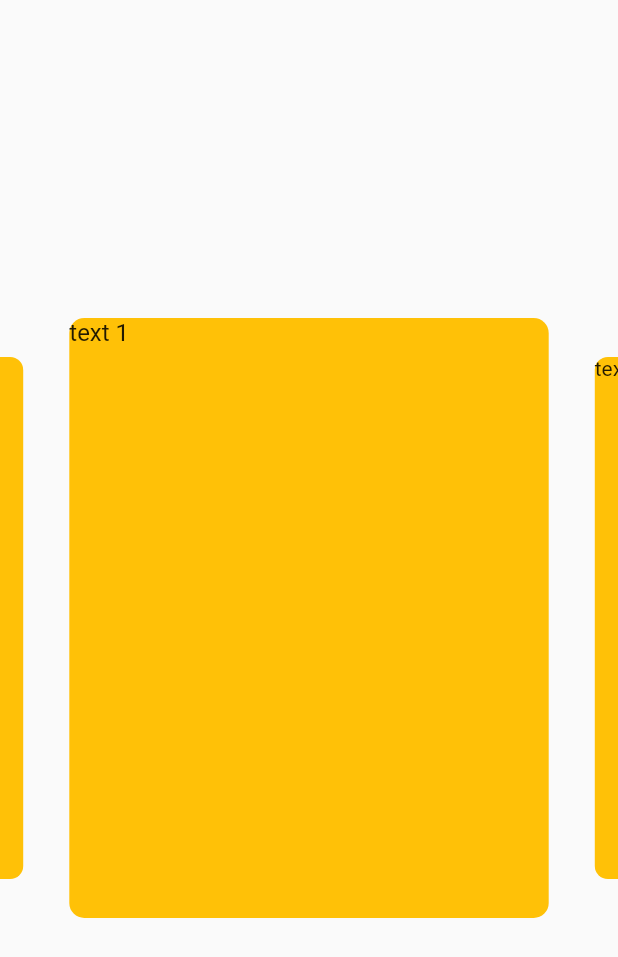
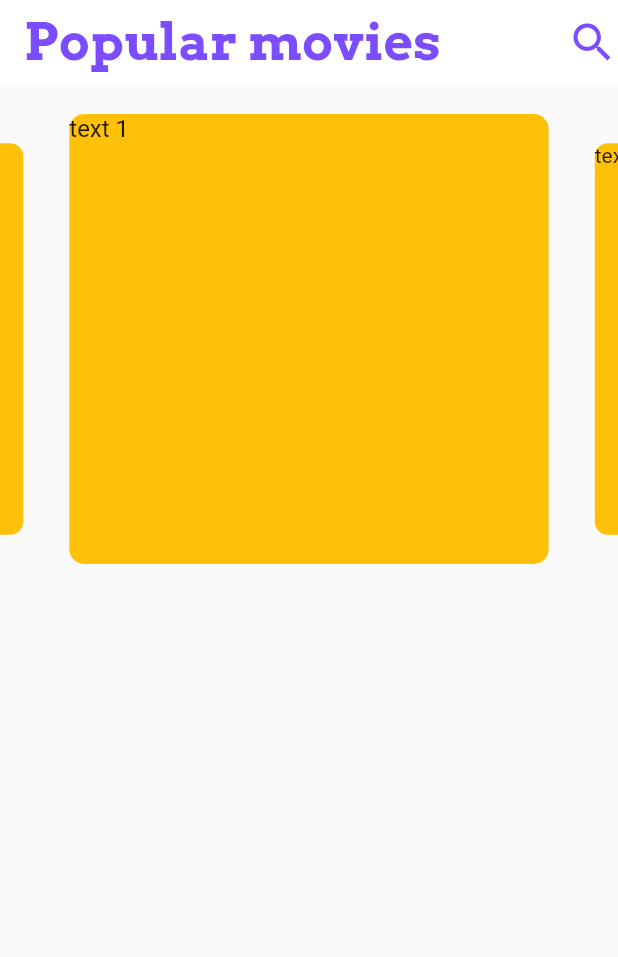
Before and after one commit to udith-shalinda/movie_app_flutter, a Flutter app: the screen it shows after launch, on a phone screen of 412 x 824 dp. Shown: the top 957 px of the screen. Run offline on Flutter 3.47's test engine with Material 2 defaults, Android fonts, the light colour scheme and no system bars; drawn by our look-alikes of carousel_slider.

Commit message:
app bar added

```diff
--- a/lib/ui/slideShow.dart
+++ b/lib/ui/slideShow.dart
@@ -13,9 +13,45 @@ class _SlideShowState extends State<SlideShow> {
   @override
   Widget build(BuildContext context) {
     return Scaffold(
-      body: Center(
-        child: CarouselSlider(
-            height: 400.0,
+      appBar: AppBar(
+        backgroundColor: Colors.white,
+        elevation: 0.0,
+        title: Text("Popular movies",
+                  style: TextStyle(
+                    fontFamily: 'Arvo',
+                    fontSize: 34,
+                    color: Colors.deepPurpleAccent,
+                    fontWeight: FontWeight.bold,
+                  ),
+                ),
+        actions: <Widget>[
+          Icon(Icons.search,
+            color: Colors.deepPurpleAccent,
+            size: 34,
+          ),
+        ],
+      ),
+      body: Column(
+        children: <Widget>[
+          //  Padding(
+          //    padding: const EdgeInsets.only(top:30.0),
+          //    child: Row(
+          //      children: <Widget>[
+          //        Text("Popular movies",
+          //         style: TextStyle(
+          //           fontFamily: 'Arvo',
+          //           fontSize: 34,
+          //           color: Colors.deepPurpleAccent,
+          //           fontWeight: FontWeight.bold,
+          //         ),
+          //       ),
+          //       Icon(Icons.search),
+          //      ],
+          //    )
+          //  ),
+          Padding(padding: EdgeInsets.only(top: 20),),
+        CarouselSlider(
+            height: 300.0,
             autoPlay: true,
             aspectRatio: 2.0,
             viewportFraction: 0.8,
@@ -37,6 +73,9 @@ class _SlideShowState extends State<SlideShow> {
               );
             }).toList(),
           )
+
+        ],
+
       ),
     );
   }
```
